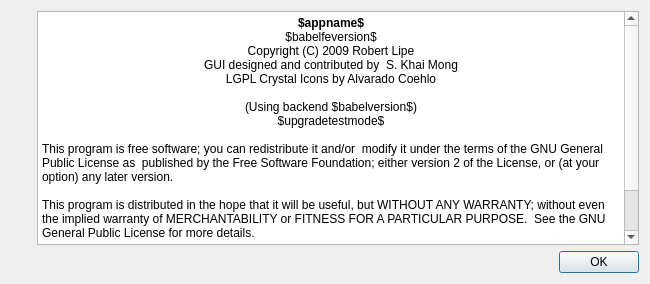
Qt form gpsbabel/gui/aboutui.ui (bzed/pkg-gpsbabel) before a commit.
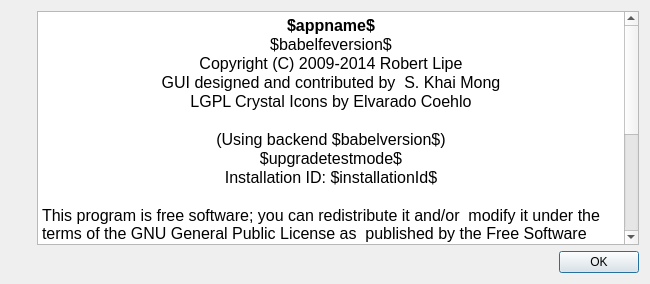
The same form after that commit. Icons and pictures are not drawn.

The edit to the form file:
```diff
--- a/gpsbabel/gui/aboutui.ui
+++ b/gpsbabel/gui/aboutui.ui
@@ -75,21 +75,22 @@
 &lt;html&gt;&lt;head&gt;&lt;meta name=&quot;qrichtext&quot; content=&quot;1&quot; /&gt;&lt;style type=&quot;text/css&quot;&gt;
 p, li { white-space: pre-wrap; }
 &lt;/style&gt;&lt;/head&gt;&lt;body style=&quot; font-family:'Lucida Grande'; font-size:13pt; font-weight:400; font-style:normal;&quot;&gt;
-&lt;p align=&quot;center&quot; style=&quot; margin-top:0px; margin-bottom:0px; margin-left:0px; margin-right:0px; -qt-block-indent:0; text-indent:0px;&quot;&gt;&lt;span style=&quot; font-family:'DejaVu Sans'; font-size:9pt; font-weight:600;&quot;&gt;$appname$&lt;/span&gt;&lt;/p&gt;
-&lt;p align=&quot;center&quot; style=&quot; margin-top:0px; margin-bottom:0px; margin-left:0px; margin-right:0px; -qt-block-indent:0; text-indent:0px;&quot;&gt;&lt;span style=&quot; font-family:'DejaVu Sans'; font-size:9pt;&quot;&gt;$babelfeversion$&lt;/span&gt;&lt;/p&gt;
-&lt;p align=&quot;center&quot; style=&quot; margin-top:0px; margin-bottom:0px; margin-left:0px; margin-right:0px; -qt-block-indent:0; text-indent:0px;&quot;&gt;&lt;span style=&quot; font-family:'DejaVu Sans'; font-size:9pt;&quot;&gt;Copyright (C) 2009 Robert Lipe&lt;/span&gt;&lt;/p&gt;
-&lt;p align=&quot;center&quot; style=&quot; margin-top:0px; margin-bottom:0px; margin-left:0px; margin-right:0px; -qt-block-indent:0; text-indent:0px;&quot;&gt;&lt;span style=&quot; font-family:'DejaVu Sans'; font-size:9pt;&quot;&gt;GUI designed and contributed by  S. Khai Mong&lt;/span&gt;&lt;/p&gt;
-&lt;p align=&quot;center&quot; style=&quot; margin-top:0px; margin-bottom:0px; margin-left:0px; margin-right:0px; -qt-block-indent:0; text-indent:0px;&quot;&gt;&lt;span style=&quot; font-family:'DejaVu Sans'; font-size:9pt;&quot;&gt;LGPL Crystal Icons by Alvarado Coehlo&lt;/span&gt;&lt;/p&gt;
-&lt;p align=&quot;center&quot; style=&quot;-qt-paragraph-type:empty; margin-top:0px; margin-bottom:0px; margin-left:0px; margin-right:0px; -qt-block-indent:0; text-indent:0px; font-family:'DejaVu Sans'; font-size:9pt;&quot;&gt;&lt;/p&gt;
-&lt;p align=&quot;center&quot; style=&quot; margin-top:0px; margin-bottom:0px; margin-left:0px; margin-right:0px; -qt-block-indent:0; text-indent:0px;&quot;&gt;&lt;span style=&quot; font-family:'DejaVu Sans'; font-size:9pt;&quot;&gt;(Using backend $babelversion$)&lt;/span&gt;&lt;/p&gt;
-&lt;p align=&quot;center&quot; style=&quot; margin-top:0px; margin-bottom:0px; margin-left:0px; margin-right:0px; -qt-block-indent:0; text-indent:0px;&quot;&gt;&lt;span style=&quot; font-family:'DejaVu Sans'; font-size:9pt;&quot;&gt;$upgradetestmode$&lt;/span&gt;&lt;/p&gt;
-&lt;p align=&quot;center&quot; style=&quot;-qt-paragraph-type:empty; margin-top:0px; margin-bottom:0px; margin-left:0px; margin-right:0px; -qt-block-indent:0; text-indent:0px; font-family:'DejaVu Sans'; font-size:9pt;&quot;&gt;&lt;/p&gt;
-&lt;p style=&quot; margin-top:0px; margin-bottom:0px; margin-left:0px; margin-right:0px; -qt-block-indent:0; text-indent:0px;&quot;&gt;&lt;span style=&quot; font-family:'DejaVu Sans'; font-size:9pt;&quot;&gt;This program is free software; you can redistribute it and/or  modify it under the terms of the GNU General Public License as  published by the Free Software Foundation; either version 2 of the License, or (at your option) any later version.&lt;/span&gt;&lt;/p&gt;
-&lt;p style=&quot;-qt-paragraph-type:empty; margin-top:0px; margin-bottom:0px; margin-left:0px; margin-right:0px; -qt-block-indent:0; text-indent:0px; font-family:'DejaVu Sans'; font-size:9pt;&quot;&gt;&lt;/p&gt;
-&lt;p style=&quot; margin-top:0px; margin-bottom:0px; margin-left:0px; margin-right:0px; -qt-block-indent:0; text-indent:0px;&quot;&gt;&lt;span style=&quot; font-family:'DejaVu Sans'; font-size:9pt;&quot;&gt;This program is distributed in the hope that it will be useful, but WITHOUT ANY WARRANTY; without even the implied warranty of MERCHANTABILITY or FITNESS FOR A PARTICULAR PURPOSE.  See the GNU General Public License for more details.&lt;/span&gt;&lt;/p&gt;
-&lt;p style=&quot;-qt-paragraph-type:empty; margin-top:0px; margin-bottom:0px; margin-left:0px; margin-right:0px; -qt-block-indent:0; text-indent:0px; font-family:'DejaVu Sans'; font-size:9pt;&quot;&gt;&lt;/p&gt;
-&lt;p style=&quot; margin-top:0px; margin-bottom:0px; margin-left:0px; margin-right:0px; -qt-block-indent:0; text-indent:0px;&quot;&gt;&lt;span style=&quot; font-family:'DejaVu Sans'; font-size:9pt;&quot;&gt;You should have received a copy of the GNU General Public License along with this program; if not, write to the Free Software Foundation, Inc., 59 Temple Place - Suite 330, Boston, MA 02111 USA&lt;/span&gt;&lt;/p&gt;
-&lt;p style=&quot;-qt-paragraph-type:empty; margin-top:0px; margin-bottom:0px; margin-left:0px; margin-right:0px; -qt-block-indent:0; text-indent:0px; font-family:'DejaVu Sans'; font-size:9pt;&quot;&gt;&lt;/p&gt;&lt;/body&gt;&lt;/html&gt;</string>
+&lt;p align=&quot;center&quot; style=&quot; margin-top:0px; margin-bottom:0px; margin-left:0px; margin-right:0px; -qt-block-indent:0; text-indent:0px;&quot;&gt;&lt;span style=&quot; font-family:'DejaVu Sans'; font-size:12pt; font-weight:600;&quot;&gt;$appname$&lt;/span&gt;&lt;/p&gt;
+&lt;p align=&quot;center&quot; style=&quot; margin-top:0px; margin-bottom:0px; margin-left:0px; margin-right:0px; -qt-block-indent:0; text-indent:0px;&quot;&gt;&lt;span style=&quot; font-family:'DejaVu Sans'; font-size:12pt;&quot;&gt;$babelfeversion$&lt;/span&gt;&lt;/p&gt;
+&lt;p align=&quot;center&quot; style=&quot; margin-top:0px; margin-bottom:0px; margin-left:0px; margin-right:0px; -qt-block-indent:0; text-indent:0px;&quot;&gt;&lt;span style=&quot; font-family:'DejaVu Sans'; font-size:12pt;&quot;&gt;Copyright (C) 2009-2014 Robert Lipe&lt;/span&gt;&lt;/p&gt;
+&lt;p align=&quot;center&quot; style=&quot; margin-top:0px; margin-bottom:0px; margin-left:0px; margin-right:0px; -qt-block-indent:0; text-indent:0px;&quot;&gt;&lt;span style=&quot; font-family:'DejaVu Sans'; font-size:12pt;&quot;&gt;GUI designed and contributed by  S. Khai Mong&lt;/span&gt;&lt;/p&gt;
+&lt;p align=&quot;center&quot; style=&quot; margin-top:0px; margin-bottom:0px; margin-left:0px; margin-right:0px; -qt-block-indent:0; text-indent:0px;&quot;&gt;&lt;span style=&quot; font-family:'DejaVu Sans'; font-size:12pt;&quot;&gt;LGPL Crystal Icons by Elvarado Coehlo&lt;/span&gt;&lt;/p&gt;
+&lt;p align=&quot;center&quot; style=&quot;-qt-paragraph-type:empty; margin-top:0px; margin-bottom:0px; margin-left:0px; margin-right:0px; -qt-block-indent:0; text-indent:0px; font-family:'DejaVu Sans'; font-size:12pt;&quot;&gt;&lt;br /&gt;&lt;/p&gt;
+&lt;p align=&quot;center&quot; style=&quot; margin-top:0px; margin-bottom:0px; margin-left:0px; margin-right:0px; -qt-block-indent:0; text-indent:0px;&quot;&gt;&lt;span style=&quot; font-family:'DejaVu Sans'; font-size:12pt;&quot;&gt;(Using backend $babelversion$)&lt;/span&gt;&lt;/p&gt;
+&lt;p align=&quot;center&quot; style=&quot; margin-top:0px; margin-bottom:0px; margin-left:0px; margin-right:0px; -qt-block-indent:0; text-indent:0px;&quot;&gt;&lt;span style=&quot; font-family:'DejaVu Sans'; font-size:12pt;&quot;&gt;$upgradetestmode$&lt;/span&gt;&lt;/p&gt;
+&lt;p align=&quot;center&quot; style=&quot; margin-top:0px; margin-bottom:0px; margin-left:0px; margin-right:0px; -qt-block-indent:0; text-indent:0px;&quot;&gt;&lt;span style=&quot; font-family:'DejaVu Sans'; font-size:12pt;&quot;&gt;Installation ID: $installationId$&lt;/span&gt;&lt;/p&gt;
+&lt;p align=&quot;center&quot; style=&quot;-qt-paragraph-type:empty; margin-top:0px; margin-bottom:0px; margin-left:0px; margin-right:0px; -qt-block-indent:0; text-indent:0px; font-family:'DejaVu Sans'; font-size:12pt;&quot;&gt;&lt;br /&gt;&lt;/p&gt;
+&lt;p style=&quot; margin-top:0px; margin-bottom:0px; margin-left:0px; margin-right:0px; -qt-block-indent:0; text-indent:0px;&quot;&gt;&lt;span style=&quot; font-family:'DejaVu Sans'; font-size:12pt;&quot;&gt;This program is free software; you can redistribute it and/or  modify it under the terms of the GNU General Public License as  published by the Free Software Foundation; either version 2 of the License, or (at your option) any later version.&lt;/span&gt;&lt;/p&gt;
+&lt;p style=&quot;-qt-paragraph-type:empty; margin-top:0px; margin-bottom:0px; margin-left:0px; margin-right:0px; -qt-block-indent:0; text-indent:0px; font-family:'DejaVu Sans'; font-size:12pt;&quot;&gt;&lt;br /&gt;&lt;/p&gt;
+&lt;p style=&quot; margin-top:0px; margin-bottom:0px; margin-left:0px; margin-right:0px; -qt-block-indent:0; text-indent:0px;&quot;&gt;&lt;span style=&quot; font-family:'DejaVu Sans'; font-size:12pt;&quot;&gt;This program is distributed in the hope that it will be useful, but WITHOUT ANY WARRANTY; without even the implied warranty of MERCHANTABILITY or FITNESS FOR A PARTICULAR PURPOSE.  See the GNU General Public License for more details.&lt;/span&gt;&lt;/p&gt;
+&lt;p style=&quot;-qt-paragraph-type:empty; margin-top:0px; margin-bottom:0px; margin-left:0px; margin-right:0px; -qt-block-indent:0; text-indent:0px; font-family:'DejaVu Sans'; font-size:12pt;&quot;&gt;&lt;br /&gt;&lt;/p&gt;
+&lt;p style=&quot; margin-top:0px; margin-bottom:0px; margin-left:0px; margin-right:0px; -qt-block-indent:0; text-indent:0px;&quot;&gt;&lt;span style=&quot; font-family:'DejaVu Sans'; font-size:12pt;&quot;&gt;You should have received a copy of the GNU General Public License along with this program; if not, write to the Free Software Foundation, Inc., 59 Temple Place - Suite 330, Boston, MA 02111 USA&lt;/span&gt;&lt;/p&gt;
+&lt;p style=&quot;-qt-paragraph-type:empty; margin-top:0px; margin-bottom:0px; margin-left:0px; margin-right:0px; -qt-block-indent:0; text-indent:0px; font-family:'DejaVu Sans'; font-size:12pt;&quot;&gt;&lt;br /&gt;&lt;/p&gt;&lt;/body&gt;&lt;/html&gt;</string>
        </property>
       </widget>
      </item>
```
